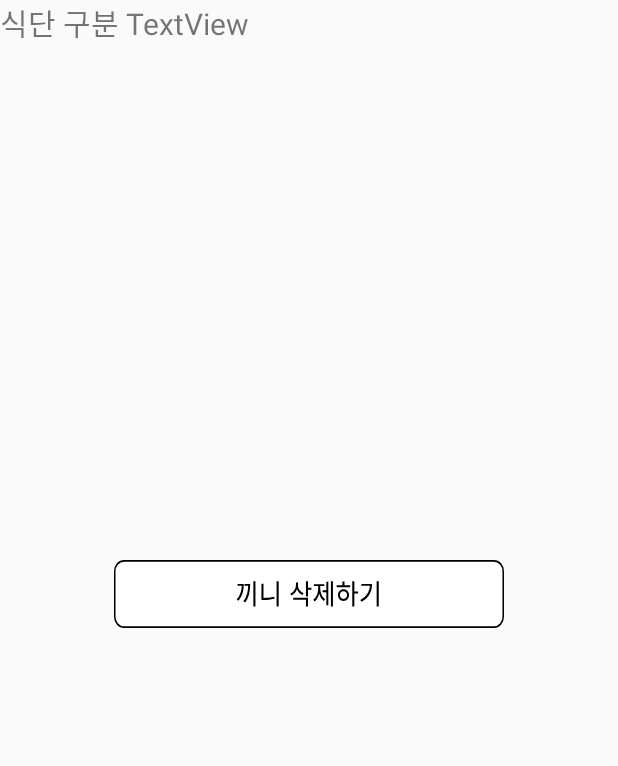
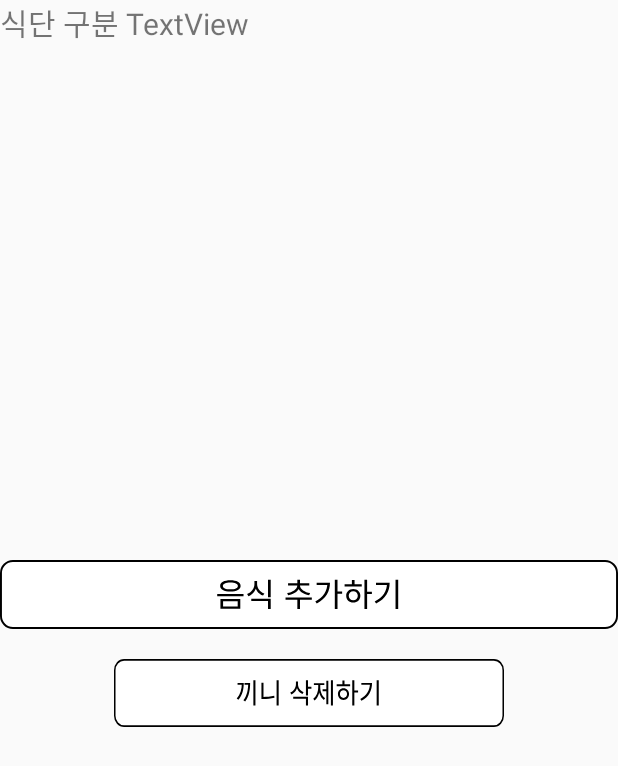
Before and after one commit to hab5bur9/MealMate, an Android app: the layout adapter_setmeal.xml on its own in the app's theme, with its tools: preview values and no code run, on a phone screen of 412 x 824 dp. Shown: the top 766 px of the screen. Run offline under Robolectric (Android 15) with nearby library versions, the phone set to English and light mode, and no system bars.

Commit message:
버튼 추가

```diff
--- a/MealMate/app/src/main/res/layout/adapter_setmeal.xml
+++ b/MealMate/app/src/main/res/layout/adapter_setmeal.xml
@@ -21,6 +21,13 @@
             android:layout_height="500px"
             />
 
+        <!-- 음식 추가하기 -->
+        <Button
+            android:layout_width="match_parent"
+            android:layout_height="46dp"
+            android:layout_marginVertical="10dp"
+            android:background="@drawable/btn_food_add_long" />
+
         <!-- 끼니 삭제하기 -->
         <Button
             android:id="@+id/btn_meal_delete"
```
